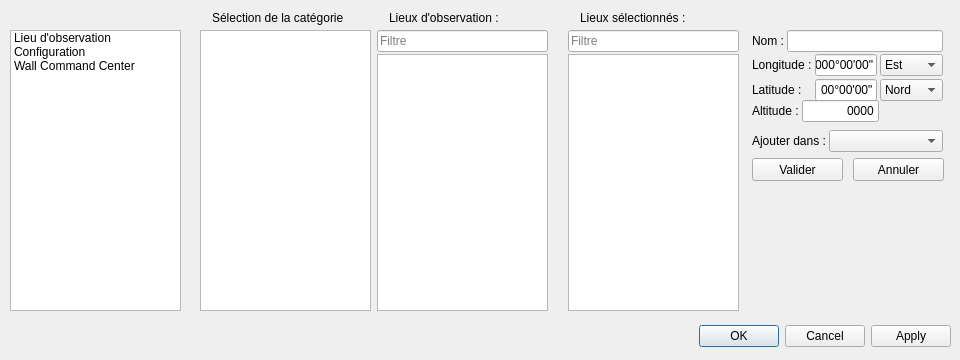
First picture: the form in src/interface/options/options.ui, repository mconsidine/previsat_archive, before the edit.
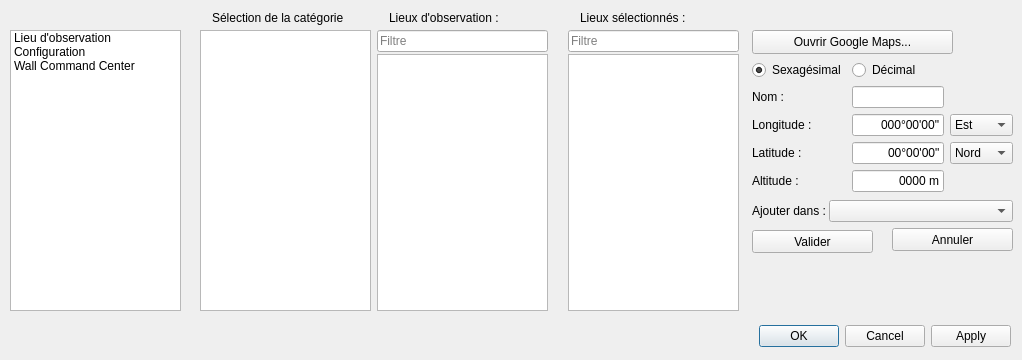
Second picture: the form after the edit. The open tabs and pages were chosen to show the change. Icons and pictures are not drawn.

Commit message: Modification de l'ajout d'un lieu d'observation

```diff
--- a/src/interface/options/options.ui
+++ b/src/interface/options/options.ui
@@ -6,19 +6,19 @@
    <rect>
     <x>0</x>
     <y>0</y>
-    <width>960</width>
+    <width>1022</width>
     <height>360</height>
    </rect>
   </property>
   <property name="minimumSize">
    <size>
-    <width>960</width>
+    <width>1022</width>
     <height>360</height>
    </size>
   </property>
   <property name="maximumSize">
    <size>
-    <width>960</width>
+    <width>1022</width>
     <height>360</height>
    </size>
   </property>
@@ -31,7 +31,7 @@
   <widget class="QDialogButtonBox" name="listeBoutonsOptions">
    <property name="geometry">
     <rect>
-     <x>610</x>
+     <x>670</x>
      <y>320</y>
      <width>341</width>
      <height>32</height>
@@ -95,12 +95,12 @@
     <rect>
      <x>200</x>
      <y>10</y>
-     <width>751</width>
+     <width>821</width>
      <height>301</height>
     </rect>
    </property>
    <property name="currentIndex">
-    <number>1</number>
+    <number>0</number>
    </property>
    <widget class="QWidget" name="lieuObservation">
     <widget class="QListWidget" name="selecLieux">
@@ -167,12 +167,12 @@
       <rect>
        <x>552</x>
        <y>20</y>
-       <width>201</width>
-       <height>151</height>
+       <width>271</width>
+       <height>231</height>
       </rect>
      </property>
      <property name="currentIndex">
-      <number>0</number>
+      <number>2</number>
      </property>
      <widget class="QWidget" name="coordonnees">
       <widget class="QLabel" name="nLieu">
@@ -361,9 +361,9 @@
       <widget class="QPushButton" name="annulerObs">
        <property name="geometry">
         <rect>
-         <x>101</x>
-         <y>128</y>
-         <width>91</width>
+         <x>140</x>
+         <y>198</y>
+         <width>121</width>
          <height>23</height>
         </rect>
        </property>
@@ -374,32 +374,16 @@
         <string>Annuler</string>
        </property>
       </widget>
-      <widget class="QPushButton" name="validerObs">
+      <widget class="QWidget" name="formLayoutWidget_63">
        <property name="geometry">
         <rect>
          <x>0</x>
-         <y>128</y>
-         <width>91</width>
-         <height>23</height>
-        </rect>
-       </property>
-       <property name="font">
-        <font/>
-       </property>
-       <property name="text">
-        <string>Valider</string>
-       </property>
-      </widget>
-      <widget class="QWidget" name="formLayoutWidget_62">
-       <property name="geometry">
-        <rect>
-         <x>0</x>
-         <y>0</y>
-         <width>191</width>
+         <y>170</y>
+         <width>261</width>
          <height>24</height>
         </rect>
        </property>
-       <layout class="QFormLayout" name="formLayout_nomlieuConf">
+       <layout class="QFormLayout" name="formLayout_conf1">
         <property name="labelAlignment">
          <set>Qt::AlignmentFlag::AlignLeading|Qt::AlignmentFlag::AlignLeft|Qt::AlignmentFlag::AlignVCenter</set>
         </property>
@@ -410,58 +394,52 @@
          <number>0</number>
         </property>
         <item row="0" column="0">
-         <widget class="QLabel" name="lbl_nvLieu">
+         <widget class="QLabel" name="lbl_ajouterDans">
           <property name="font">
            <font/>
           </property>
           <property name="text">
-           <string>Nom :</string>
+           <string>Ajouter dans :</string>
           </property>
          </widget>
         </item>
         <item row="0" column="1">
-         <widget class="QLineEdit" name="nvLieu">
+         <widget class="QComboBox" name="ajdfic">
           <property name="font">
            <font/>
           </property>
-          <property name="text">
+          <property name="currentText">
            <string notr="true"/>
           </property>
          </widget>
         </item>
        </layout>
       </widget>
-      <widget class="QWidget" name="gridLayoutWidget_5">
+      <widget class="QPushButton" name="ouvrirMaps">
        <property name="geometry">
         <rect>
          <x>0</x>
-         <y>22</y>
-         <width>191</width>
-         <height>51</height>
+         <y>0</y>
+         <width>201</width>
+         <height>24</height>
         </rect>
        </property>
-       <layout class="QGridLayout" name="gridLayout_coordConf1">
-        <property name="horizontalSpacing">
-         <number>3</number>
-        </property>
-        <property name="verticalSpacing">
-         <number>1</number>
-        </property>
-        <item row="0" column="0">
-         <widget class="QLabel" name="lbl_nvLongitude">
-          <property name="font">
-           <font/>
-          </property>
-          <property name="text">
-           <string>Longitude :</string>
-          </property>
-         </widget>
-        </item>
-        <item row="0" column="1">
-         <widget class="QLineEdit" name="nvLongitude">
-          <property name="font">
-           <font/>
-          </property>
+       <property name="text">
+        <string>Ouvrir Google Maps...</string>
+       </property>
+      </widget>
+      <widget class="QWidget" name="gridLayoutWidget_2">
+       <property name="geometry">
+        <rect>
+         <x>0</x>
+         <y>30</y>
+         <width>261</width>
+         <height>134</height>
+        </rect>
+       </property>
+       <layout class="QGridLayout" name="gridLayout">
+        <item row="2" column="1">
+         <widget class="QLineEdit" name="longitude">
           <property name="inputMask">
            <string notr="true">999°99'99&quot;</string>
           </property>
@@ -476,11 +454,8 @@
           </property>
          </widget>
         </item>
-        <item row="1" column="1">
-         <widget class="QLineEdit" name="nvLatitude">
-          <property name="font">
-           <font/>
-          </property>
+        <item row="3" column="1">
+         <widget class="QLineEdit" name="latitude">
           <property name="inputMask">
            <string notr="true">99°99'99&quot;</string>
           </property>
@@ -495,38 +470,56 @@
           </property>
          </widget>
         </item>
-        <item row="1" column="0">
-         <widget class="QLabel" name="lbl_nvLatitude">
-          <property name="font">
-           <font/>
+        <item row="4" column="0">
+         <widget class="QLabel" name="lbl_altitude">
+          <property name="text">
+           <string extracomment="altitude of observer">Altitude :</string>
           </property>
+         </widget>
+        </item>
+        <item row="3" column="0">
+         <widget class="QLabel" name="lbl_latitude">
           <property name="text">
            <string>Latitude :</string>
           </property>
          </widget>
         </item>
-        <item row="1" column="2">
-         <widget class="QComboBox" name="nvNs">
-          <property name="font">
-           <font/>
+        <item row="1" column="0">
+         <widget class="QLabel" name="lbl_nomlieu">
+          <property name="text">
+           <string>Nom :</string>
           </property>
-          <item>
-           <property name="text">
-            <string>Nord</string>
-           </property>
-          </item>
-          <item>
-           <property name="text">
-            <string>Sud</string>
-           </property>
-          </item>
          </widget>
         </item>
-        <item row="0" column="2">
-         <widget class="QComboBox" name="nvEw">
-          <property name="font">
-           <font/>
+        <item row="0" column="0">
+         <widget class="QRadioButton" name="sexagesimal">
+          <property name="text">
+           <string>Sexagésimal</string>
           </property>
+          <property name="checked">
+           <bool>true</bool>
+          </property>
+         </widget>
+        </item>
+        <item row="2" column="0">
+         <widget class="QLabel" name="lbl_longitude">
+          <property name="text">
+           <string>Longitude :</string>
+          </property>
+         </widget>
+        </item>
+        <item row="1" column="1">
+         <widget class="QLineEdit" name="nomlieu"/>
+        </item>
+        <item row="0" column="1">
+         <widget class="QRadioButton" name="decimal">
+          <property name="text">
+           <string>Décimal</string>
+          </property>
+         </widget>
+        </item>
+        <item row="2" column="2">
+         <widget class="QComboBox" name="choixLongitude">
           <item>
            <property name="text">
             <string>Est</string>
@@ -539,129 +532,51 @@
           </item>
          </widget>
         </item>
-       </layout>
-      </widget>
-      <widget class="QWidget" name="horizontalLayoutWidget_11">
-       <property name="geometry">
-        <rect>
-         <x>0</x>
-         <y>70</y>
-         <width>130</width>
-         <height>26</height>
-        </rect>
-       </property>
-       <layout class="QHBoxLayout" name="horizontalLayout_coordConf2">
-        <property name="spacing">
-         <number>3</number>
-        </property>
-        <item>
-         <layout class="QFormLayout" name="formLayout_coordConf2">
-          <property name="labelAlignment">
-           <set>Qt::AlignmentFlag::AlignLeading|Qt::AlignmentFlag::AlignLeft|Qt::AlignmentFlag::AlignVCenter</set>
-          </property>
-          <property name="horizontalSpacing">
-           <number>3</number>
-          </property>
-          <property name="verticalSpacing">
-           <number>1</number>
-          </property>
-          <item row="0" column="0">
-           <widget class="QLabel" name="lbl_nvAltitude">
-            <property name="font">
-             <font/>
-            </property>
-            <property name="text">
-             <string comment="Altitude of observer">Altitude :</string>
-            </property>
-           </widget>
-          </item>
-          <item row="0" column="1">
-           <widget class="QLineEdit" name="nvAltitude">
-            <property name="font">
-             <font/>
-            </property>
-            <property name="inputMask">
-             <string notr="true">####</string>
-            </property>
-            <property name="text">
-             <string notr="true">0000</string>
-            </property>
-            <property name="alignment">
-             <set>Qt::AlignmentFlag::AlignRight|Qt::AlignmentFlag::AlignTrailing|Qt::AlignmentFlag::AlignVCenter</set>
-            </property>
-           </widget>
-          </item>
-         </layout>
-        </item>
-        <item>
-         <widget class="QFrame" name="frame_10">
-          <property name="frameShape">
-           <enum>QFrame::Shape::StyledPanel</enum>
-          </property>
-          <property name="frameShadow">
-           <enum>QFrame::Shadow::Raised</enum>
-          </property>
-          <widget class="QLabel" name="lbl_nvUnite">
-           <property name="geometry">
-            <rect>
-             <x>0</x>
-             <y>3</y>
-             <width>21</width>
-             <height>16</height>
-            </rect>
+        <item row="3" column="2">
+         <widget class="QComboBox" name="choixLatitude">
+          <item>
+           <property name="text">
+            <string>Nord</string>
            </property>
-           <property name="font">
-            <font/>
-           </property>
+          </item>
+          <item>
            <property name="text">
-            <string extracomment="Meter">m</string>
+            <string>Sud</string>
            </property>
-          </widget>
+          </item>
          </widget>
         </item>
-       </layout>
-      </widget>
-      <widget class="QWidget" name="formLayoutWidget_63">
-       <property name="geometry">
-        <rect>
-         <x>0</x>
-         <y>100</y>
-         <width>191</width>
-         <height>24</height>
-        </rect>
-       </property>
-       <layout class="QFormLayout" name="formLayout_conf1">
-        <property name="labelAlignment">
-         <set>Qt::AlignmentFlag::AlignLeading|Qt::AlignmentFlag::AlignLeft|Qt::AlignmentFlag::AlignVCenter</set>
-        </property>
-        <property name="horizontalSpacing">
-         <number>3</number>
-        </property>
-        <property name="verticalSpacing">
-         <number>0</number>
-        </property>
-        <item row="0" column="0">
-         <widget class="QLabel" name="lbl_ajouterDans">
-          <property name="font">
-           <font/>
+        <item row="4" column="1">
+         <widget class="QLineEdit" name="altitude">
+          <property name="inputMask">
+           <string notr="true">9999 m</string>
           </property>
           <property name="text">
-           <string>Ajouter dans :</string>
+           <string notr="true">0000 m</string>
           </property>
-         </widget>
-        </item>
-        <item row="0" column="1">
-         <widget class="QComboBox" name="ajdfic">
-          <property name="font">
-           <font/>
-          </property>
-          <property name="currentText">
-           <string notr="true"/>
+          <property name="alignment">
+           <set>Qt::AlignmentFlag::AlignRight|Qt::AlignmentFlag::AlignTrailing|Qt::AlignmentFlag::AlignVCenter</set>
           </property>
          </widget>
         </item>
        </layout>
       </widget>
+      <widget class="QPushButton" name="validerObs">
+       <property name="geometry">
+        <rect>
+         <x>0</x>
+         <y>200</y>
+         <width>121</width>
+         <height>23</height>
+        </rect>
+       </property>
+       <property name="font">
+        <font/>
+       </property>
+       <property name="text">
+        <string>Valider</string>
+       </property>
+      </widget>
      </widget>
     </widget>
     <widget class="QLabel" name="lbl_lieuxSelectionnes">
```
The commit also changes 4 other files.
